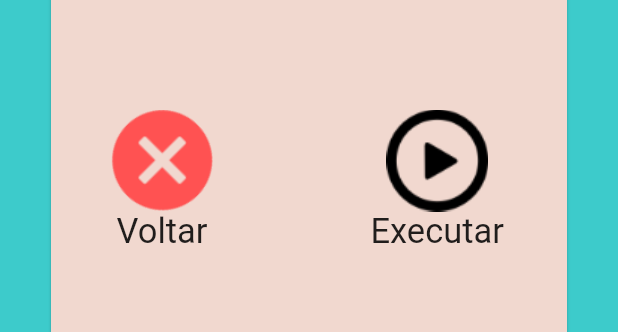
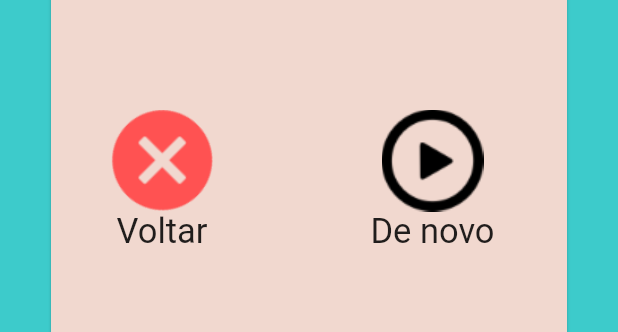
Before and after one commit to Leonerd42/Logikid, a Flutter app: the Execute widget shown alone on an empty page, opened directly, on a phone screen of 412 x 824 dp. Shown: the part 693-1025 px from the top of the screen. Run offline on Flutter 3.47's test engine with Material 2 defaults, Android fonts, the phone set to English and light mode, and no system bars.

Commit message:
alterado o texto do segundo botão

```diff
--- a/lib/pages/Execute.dart
+++ b/lib/pages/Execute.dart
@@ -27,7 +27,7 @@ class Execute extends StatelessWidget {
                             child: Padding(
                                 padding: EdgeInsets.only(
                                     left:105, right: 10, top: 0.0, bottom: 10.0),
-                                child: Button('assets/imgs/play.png', 'Executar', 68.0, 68.0,
+                                child: Button('assets/imgs/play.png', 'De novo', 68.0, 68.0,
                                     'executar', changePage)),
                                  )],
                         )
```
